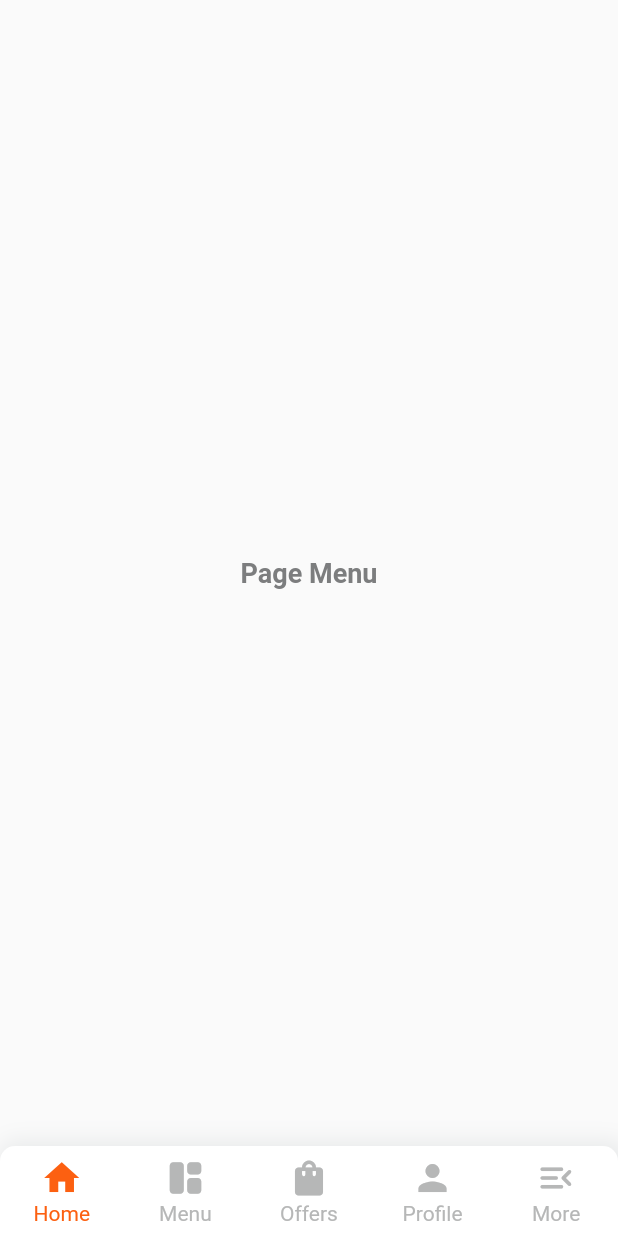
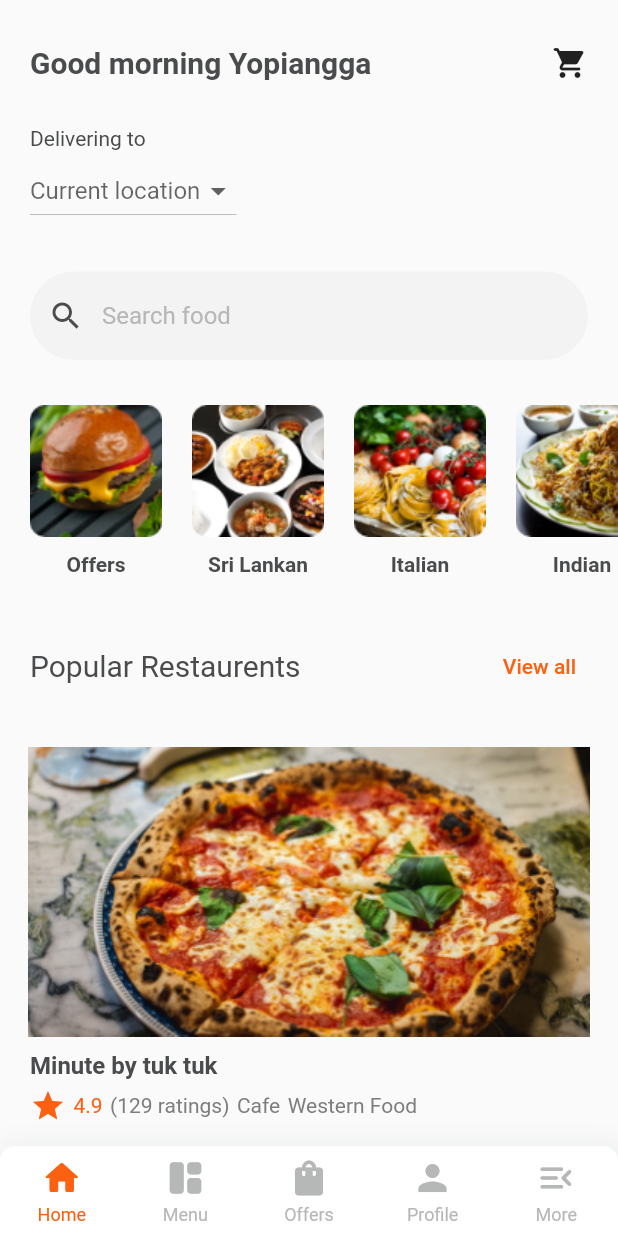
Before and after one commit to yopiangga/meal-monkey-app, a Flutter app: the screen it shows after launch, on a phone screen of 412 x 824 dp. Run offline on Flutter 3.47's test engine with Material 2 defaults, Android fonts, the phone set to English and light mode, and no system bars.

Commit message:
category food, popular restaurent

```diff
--- a/lib/main.dart
+++ b/lib/main.dart
@@ -1,5 +1,8 @@
 import 'package:flutter/material.dart';
+import 'package:meal_monkey_app/customs/CustomColors.dart';
 import 'package:meal_monkey_app/providers/PBottomNavBar.dart';
+import 'package:meal_monkey_app/providers/PCategoryFood.dart';
+import 'package:meal_monkey_app/providers/PPopularRestaurent.dart';
 import 'package:meal_monkey_app/screens/LoginPage.dart';
 import 'package:meal_monkey_app/screens/MainPage.dart';
 import 'package:meal_monkey_app/screens/NewPasswordPage.dart';
@@ -22,10 +25,18 @@ class MyApp extends StatelessWidget {
   Widget build(BuildContext context) {
     return MaterialApp(
       title: 'Meal Monkey',
+      theme: ThemeData(
+        textTheme: TextTheme(
+          bodyText2: TextStyle(
+            color: CustomColors.primary,
+          ),
+        ),
+      ),
       home: MultiProvider(
         providers: [
-          ChangeNotifierProvider<PBottomNavBar>(
-              create: (context) => PBottomNavBar()),
+          ChangeNotifierProvider(create: (context) => PBottomNavBar()),
+          ChangeNotifierProvider(create: (context) => PCategoryFood()),
+          ChangeNotifierProvider(create: (context) => PPopularRestaurent())
         ],
         child: MainPage(),
       ),
--- /dev/null
+++ b/lib/models/CategoryFood.dart
@@ -0,0 +1,6 @@
+class CategoryFood {
+  CategoryFood({this.imageUrl = "", this.title = ""});
+
+  final String imageUrl;
+  final String title;
+}
--- /dev/null
+++ b/lib/models/PopularRestaurent.dart
@@ -0,0 +1,16 @@
+class PopularRestaurent {
+  final String title;
+  final double rating;
+  final int ratings;
+  final String category;
+  final String type;
+  final String imageUrl;
+
+  PopularRestaurent(
+      {this.title = "",
+      this.rating = 0,
+      this.ratings = 0,
+      this.category = "",
+      this.type = "",
+      this.imageUrl = ""});
+}
--- /dev/null
+++ b/lib/providers/PCategoryFood.dart
@@ -0,0 +1,13 @@
+import 'package:flutter/material.dart';
+import 'package:meal_monkey_app/models/CategoryFood.dart';
+
+class PCategoryFood with ChangeNotifier {
+  List<CategoryFood> _categoryFood = [
+    CategoryFood(imageUrl: "assets/images/group-1.png", title: "Offers"),
+    CategoryFood(imageUrl: "assets/images/group-2.png", title: "Sri Lankan"),
+    CategoryFood(imageUrl: "assets/images/group-3.png", title: "Italian"),
+    CategoryFood(imageUrl: "assets/images/group-4.png", title: "Indian"),
+  ];
+
+  List<CategoryFood> get categoryFood => _categoryFood;
+}
--- /dev/null
+++ b/lib/providers/PPopularRestaurent.dart
@@ -0,0 +1,30 @@
+import 'package:flutter/cupertino.dart';
+import 'package:meal_monkey_app/models/PopularRestaurent.dart';
+
+class PPopularRestaurent with ChangeNotifier {
+  List<PopularRestaurent> _popularRestaurents = [
+    PopularRestaurent(
+        title: "Minute by tuk tuk",
+        rating: 4.9,
+        ratings: 129,
+        category: "Cafe",
+        type: "Western Food",
+        imageUrl: "assets/images/popular-restaurents-1.png"),
+    PopularRestaurent(
+        title: "Cafe de Noir",
+        rating: 4.9,
+        ratings: 129,
+        category: "Cafe",
+        type: "Western Food",
+        imageUrl: "assets/images/popular-restaurents-2.png"),
+    PopularRestaurent(
+        title: "Bakes by Tella",
+        rating: 4.9,
+        ratings: 129,
+        category: "Cafe",
+        type: "Western Food",
+        imageUrl: "assets/images/popular-restaurents-3.png"),
+  ];
+
+  List<PopularRestaurent> get popularRestaurents => _popularRestaurents;
+}
--- a/lib/screens/MainPage.dart
+++ b/lib/screens/MainPage.dart
@@ -1,6 +1,8 @@
 import 'package:flutter/material.dart';
 import 'package:meal_monkey_app/customs/CustomColors.dart';
 import 'package:meal_monkey_app/widgets/BottomNavBar.dart';
+import 'package:meal_monkey_app/widgets/ListCategoryFood.dart';
+import 'package:meal_monkey_app/widgets/ListPopularRestaurent.dart';
 
 class MainPage extends StatefulWidget {
   const MainPage({Key? key}) : super(key: key);
@@ -23,7 +25,7 @@ class _MainPageState extends State<MainPage> {
                 color: Colors.white,
                 boxShadow: [
                   BoxShadow(
-                    color: Color(0xff1A2E35).withOpacity(0.08),
+                    color: Color(0xff1A2E35).withOpacity(0.05),
                     spreadRadius: 3,
                     blurRadius: 12,
                     offset: Offset(3, 0), // changes position of shadow
@@ -31,7 +33,7 @@ class _MainPageState extends State<MainPage> {
                 ]),
             child: Row(
               children: [
-                BottomNavBar(icon: Icons.home, title: "Home", index: 0),
+                BottomNavBar(icon: Icons.home_rounded, title: "Home", index: 0),
                 BottomNavBar(
                     icon: Icons.space_dashboard_rounded,
                     title: "Menu",
@@ -48,19 +50,108 @@ class _MainPageState extends State<MainPage> {
           ),
           body: TabBarView(
             children: [
-              // ListView(
-              //   children: [
-              //     Text("hallo")
-              //   ],
-              // ),
-              Center(
-                  child: Text(
-                "Page Menu",
-                style: TextStyle(
-                    color: CustomColors.secondary,
-                    fontSize: 18,
-                    fontWeight: FontWeight.bold),
-              )),
+              ListView(
+                children: [
+                  Container(
+                      margin: EdgeInsets.fromLTRB(0, 20, 0, 10),
+                      padding: EdgeInsets.fromLTRB(20, 10, 20, 10),
+                      child: Row(
+                        children: [
+                          Flexible(
+                              fit: FlexFit.tight,
+                              child: Text(
+                                "Good morning Yopiangga",
+                                style: TextStyle(
+                                    fontSize: 20, fontWeight: FontWeight.bold),
+                              )),
+                          Icon(Icons.shopping_cart_rounded)
+                        ],
+                      )),
+                  Container(
+                    margin: EdgeInsets.only(bottom: 10),
+                    padding: EdgeInsets.fromLTRB(20, 10, 20, 10),
+                    child: Column(
+                      crossAxisAlignment: CrossAxisAlignment.start,
+                      children: [
+                        Text("Delivering to"),
+                        SizedBox(
+                          height: 3,
+                        ),
+                        DropdownButton<String>(
+                          hint: Text('Current location'),
+                          items:
+                              <String>['A', 'B', 'C', 'D'].map((String value) {
+                            return DropdownMenuItem<String>(
+                              value: value,
+                              child: Text(value),
+                            );
+                          }).toList(),
+                          onChanged: (_) {},
+                        )
+                      ],
+                    ),
+                  ),
+                  Container(
+                      margin: EdgeInsets.only(bottom: 10),
+                      padding: EdgeInsets.fromLTRB(20, 10, 20, 10),
+                      child: TextField(
+                        decoration: InputDecoration(
+                          filled: true,
+                          fillColor: CustomColors.placeholder.withOpacity(0.1),
+                          prefixIcon: Icon(
+                            Icons.search,
+                            color: CustomColors.primary,
+                          ),
+                          hintText: 'Search food',
+                          hintStyle: TextStyle(color: CustomColors.placeholder),
+                          enabledBorder: OutlineInputBorder(
+                            borderRadius: BorderRadius.circular(30),
+                            borderSide: BorderSide(
+                              color: CustomColors.placeholder.withOpacity(0),
+                            ),
+                          ),
+                          focusedBorder: OutlineInputBorder(
+                            borderRadius: BorderRadius.circular(30),
+                            borderSide: BorderSide(
+                              color: CustomColors.placeholder.withOpacity(0),
+                            ),
+                          ),
+                        ),
+                      )),
+                  Container(
+                    height: 140,
+                    margin: EdgeInsets.only(bottom: 10),
+                    padding: EdgeInsets.fromLTRB(20, 10, 0, 10),
+                    child: ListCategoryFood(),
+                  ),
+                  Container(
+                    margin: EdgeInsets.only(bottom: 10),
+                    padding: EdgeInsets.fromLTRB(20, 10, 20, 10),
+                    child: Row(
+                      children: [
+                        Flexible(
+                            fit: FlexFit.tight,
+                            child: Text(
+                              "Popular Restaurents",
+                              style: TextStyle(fontSize: 20),
+                            )),
+                        TextButton(
+                            onPressed: () {},
+                            child: Text(
+                              "View all",
+                              style: TextStyle(color: CustomColors.main),
+                            ))
+                      ],
+                    ),
+                  ),
+                  Container(
+                    // height: 140,
+                    margin: EdgeInsets.only(bottom: 10),
+                    padding: EdgeInsets.fromLTRB(0, 10, 0, 10),
+                    child: ListPopularRestaurent(),
+                  )
+                ],
+              ),
               Center(
                   child: Text(
                 "Page Offer",
--- a/lib/widgets/BottomNavBar.dart
+++ b/lib/widgets/BottomNavBar.dart
@@ -35,10 +35,10 @@ class BottomNavBar extends StatelessWidget {
                             color: value.isMenuActive == index
                                 ? CustomColors.main
                                 : CustomColors.placeholder),
-                        SizedBox(height: 2),
+                        SizedBox(height: 4),
                         Text(title.toString(),
                             style: TextStyle(
-                              fontSize: 14,
+                              fontSize: 12,
                               color: value.isMenuActive == index
                                   ? CustomColors.main
                                   : CustomColors.placeholder,
--- /dev/null
+++ b/lib/widgets/ListCategoryFood.dart
@@ -0,0 +1,26 @@
+import 'package:flutter/material.dart';
+import 'package:meal_monkey_app/models/CategoryFood.dart';
+import 'package:meal_monkey_app/providers/PCategoryFood.dart';
+import 'package:meal_monkey_app/widgets/WCategoryFood.dart';
+import 'package:provider/provider.dart';
+
+class ListCategoryFood extends StatelessWidget {
+  // const ListCategoryFood({ Key? key }) : super(key: key);
+
+  @override
+  Widget build(BuildContext context) {
+    final categoryFood = Provider.of<PCategoryFood>(context);
+    final allCategoryFood = categoryFood.categoryFood;
+    return ListView.separated(
+      // padding: EdgeInsets.only(left: 10),
+      scrollDirection: Axis.horizontal,
+      itemBuilder: (ctx, i) => WCategoryFood(
+        item: allCategoryFood[i],
+      ),
+      itemCount: allCategoryFood.length,
+      separatorBuilder: (context, index) => SizedBox(
+        width: 20,
+      ),
+    );
+  }
+}
--- /dev/null
+++ b/lib/widgets/ListPopularRestaurent.dart
@@ -0,0 +1,31 @@
+import 'package:flutter/material.dart';
+import 'package:meal_monkey_app/providers/PPopularRestaurent.dart';
+import 'package:meal_monkey_app/widgets/WPopularRestaurent.dart';
+import 'package:provider/provider.dart';
+
+class ListPopularRestaurent extends StatelessWidget {
+  const ListPopularRestaurent({Key? key}) : super(key: key);
+
+  @override
+  Widget build(BuildContext context) {
+    final popularRestaurent = Provider.of<PPopularRestaurent>(context);
+    final allPopularRestaurent = popularRestaurent.popularRestaurents;
+
+    // return ListView.separated(
+    //     shrinkWrap: true,
+    //     scrollDirection: Axis.vertical,
+    //     itemBuilder: (ctx, i) =>
+    //         WPopularRestaurent(item: allPopularRestaurent[i]),
+    //     separatorBuilder: (context, index) => SizedBox(
+    //           height: 5,
+    //         ),
+    //     itemCount: allPopularRestaurent.length);
+
+    return Column(
+        children: allPopularRestaurent
+            .map((e) => WPopularRestaurent(
+                  item: e,
+                ))
+            .toList());
+  }
+}
--- /dev/null
+++ b/lib/widgets/WCategoryFood.dart
@@ -0,0 +1,25 @@
+import 'package:flutter/material.dart';
+import 'package:meal_monkey_app/models/CategoryFood.dart';
+
+class WCategoryFood extends StatelessWidget {
+  const WCategoryFood({Key? key, this.item}) : super(key: key);
+
+  final CategoryFood? item;
+  @override
+  Widget build(BuildContext context) {
+    return Container(
+      child: Column(
+        children: [
+          Container(
+            margin: EdgeInsets.only(bottom: 10),
+            child: Image.asset(item?.imageUrl ?? ""),
+          ),
+          Text(
+            item?.title ?? "",
+            style: TextStyle(fontWeight: FontWeight.bold),
+          )
+        ],
+      ),
+    );
+  }
+}
--- /dev/null
+++ b/lib/widgets/WPopularRestaurent.dart
@@ -0,0 +1,71 @@
+import 'package:flutter/material.dart';
+import 'package:meal_monkey_app/customs/CustomColors.dart';
+import 'package:meal_monkey_app/models/PopularRestaurent.dart';
+
+class WPopularRestaurent extends StatelessWidget {
+  final PopularRestaurent? item;
+
+  const WPopularRestaurent({Key? key, this.item}) : super(key: key);
+
+  @override
+  Widget build(BuildContext context) {
+    return Container(
+      margin: EdgeInsets.only(bottom: 15),
+      child: Column(
+        children: [
+          Container(
+            child: Image.asset(item?.imageUrl ?? ""),
+          ),
+          Container(
+            padding: EdgeInsets.fromLTRB(20, 10, 20, 10),
+            child: Column(
+              crossAxisAlignment: CrossAxisAlignment.start,
+              children: [
+                Text(
+                  item?.title ?? "",
+                  style: TextStyle(fontSize: 16, fontWeight: FontWeight.bold),
+                ),
+                Padding(
+                  padding: EdgeInsets.fromLTRB(0, 5, 0, 5),
+                  child: Row(
+                    children: [
+                      Icon(
+                        Icons.star,
+                        color: CustomColors.main,
+                      ),
+                      SizedBox(
+                        width: 5,
+                      ),
+                      Text(
+                        item?.rating.toString() ?? "0",
+                        style: TextStyle(color: CustomColors.main),
+                      ),
+                      SizedBox(
+                        width: 5,
+                      ),
+                      Text(
+                        "(${item?.ratings.toString()} ratings)" ??
+                            "(0 ratings)",
+                        style: TextStyle(color: CustomColors.secondary),
+                      ),
+                      SizedBox(
+                        width: 5,
+                      ),
+                      Text(item?.category ?? "",
+                          style: TextStyle(color: CustomColors.secondary)),
+                      SizedBox(
+                        width: 5,
+                      ),
+                      Text(item?.type ?? "",
+                          style: TextStyle(color: CustomColors.secondary)),
+                    ],
+                  ),
+                )
+              ],
+            ),
+          )
+        ],
+      ),
+    );
+  }
+}
```
